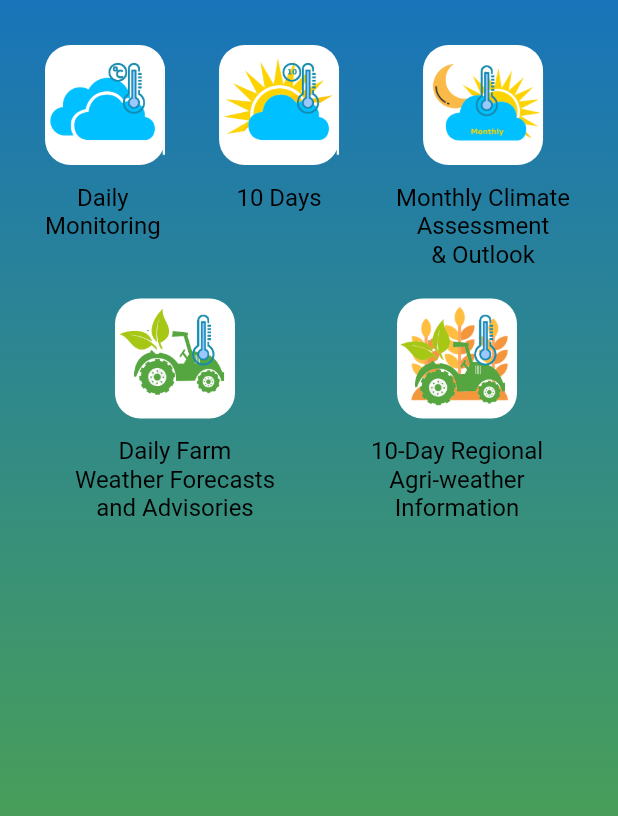
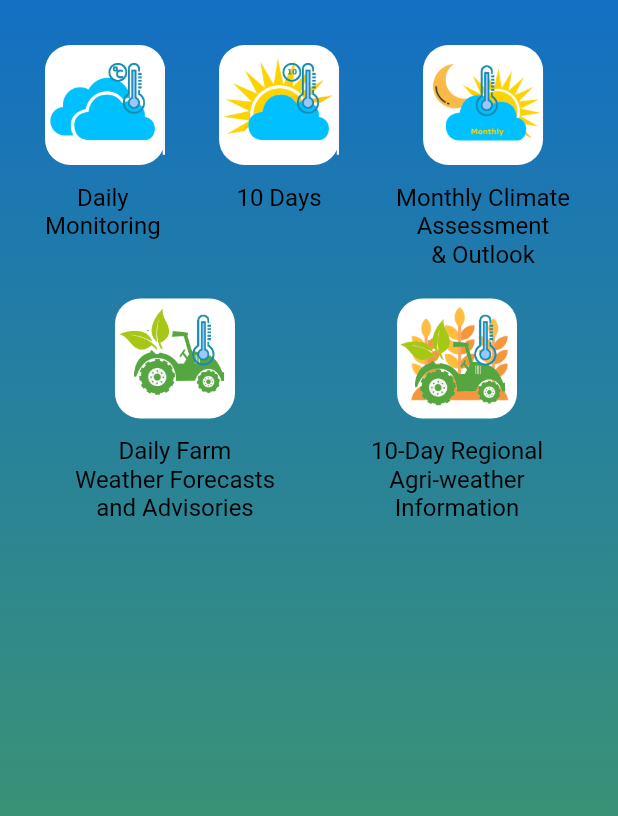
Before and after one commit to Tapuyo/payong, a Flutter app: the screen it shows after launch, on a phone screen of 412 x 824 dp, the part 420-1236 px from its top. Run offline on Flutter 3.47's test engine with Material 2 defaults, Android fonts, the phone set to English and light mode, and no system bars; drawn by our look-alikes of carousel_slider; our stand-ins replace awesome_bottom_bar, easy_localization, firebase_core, firebase_messaging, fl_chart, flutter_hooks and 9 more; missing offline and left inert: parallax_rain; accounts and stored records are empty; network calls fail.

```diff
--- a/lib/provider/daily10_provider.dart
+++ b/lib/provider/daily10_provider.dart
@@ -89,7 +89,7 @@
     notifyListeners();
   }
 
-  void setDailyDetails(DailyModel10 value) {
+  void setDailyDetails(DailyModel10? value) {
     daily = value;
     notifyListeners();
   }
--- a/lib/services/agri_service.dart
+++ b/lib/services/agri_service.dart
@@ -435,6 +435,8 @@
       BuildContext context, String page) async {
     final response = await http.get(Uri.parse(
         'http://18.139.91.35/payong/API/regioncoordinates.php?page=1'));
+    // final response = await http.get(Uri.parse(
+    //     'http://18.139.91.35/payong/API/regioncoordinates.php?page=1&RegionID=11'));
     var jsondata = json.decode(response.body);
 
     List<Daily10MapModel> newDailyList = [];
--- a/lib/services/daily10_service.dart
+++ b/lib/services/daily10_service.dart
@@ -51,7 +51,7 @@
     print(dailyDetailsID);
     final dailyProvider = context.read<Daily10Provider>();
     dailyProvider.setRefresh(true);
-    // date = '2023-03-16';
+    // date = '2023-05-12';
     // dailyDetailsID = '1';
     final response = await http.get(Uri.parse('$days10Details fdate=$date&location=$dailyDetailsID'));
     // http://18.139.91.35/payong/API/daily_details.php?fdate=2023-03-16&location=12
@@ -87,7 +87,7 @@
     // ignore: use_build_context_synchronously
     print(newDailyList);
     dailyProvider.setRefresh(false);
-    dailyProvider.setDailyDetails(newDailyList[0]);
+    dailyProvider.setDailyDetails(newDailyList.isNotEmpty ? newDailyList[0]:null);
     // }else{
     //   return ;
     // }
--- a/lib/ui/main_nav.dart
+++ b/lib/ui/main_nav.dart
@@ -131,8 +131,8 @@
     final prod = context.read<AgriProvider>();
     dailyProvider.setPolygonDaiyClear();
     Set<Polygon> polygons = {};
-    for (var i = 1; i < 10; i++) {
-      final result = await AgriServices.getRegionMap(context, i.toString());
+    // for (var i = 1; i < 10; i++) {
+      final result = await AgriServices.getRegionMap(context, '1');
 
       // try {
       setState(() {
@@ -189,7 +189,7 @@
       // } catch (e) {
       //   print('error $e');
       // }
-    }
+    // }
     context.read<InitProvider>().setIsLoading(false);
     setState(() {
       isRefresh = false;
--- a/lib/ui/mob_main.dart
+++ b/lib/ui/mob_main.dart
@@ -41,8 +41,10 @@
   @override
   void initState() {
     super.initState();
+    Future.delayed(Duration.zero, () {
+      getCurrentLocation();
+    });
 
-    getCurrentLocation();
     FirebaseMessaging.instance.requestPermission(
       alert: true,
       sound: true,
@@ -82,11 +84,7 @@
     );
 
     FirebaseMessaging.instance.subscribeToTopic("Payong");
-
-
   }
-
-
 
   getCurrentLocation() async {
     await SystemService.getAdsSystem(context);
@@ -108,9 +106,8 @@
 
       intProv.setLocationId(locID);
     }
-    // ignore: use_build_context_synchronously
+
     await SystemService.getInitWeatherBack(context);
-
   }
 
   Future<Position> _determinePosition() async {
@@ -260,7 +257,6 @@
     final size = MediaQuery.of(context).size;
     return SingleChildScrollView(
       child: Container(
-          height: MediaQuery.of(context).size.height,
           decoration: BoxDecoration(
             gradient: LinearGradient(
                 // ignore: prefer_const_literals_to_create_immutables
@@ -274,6 +270,8 @@
                 end: Alignment.bottomCenter,
                 tileMode: TileMode.clamp),
           ),
+          child: Padding(
+            padding: const EdgeInsets.fromLTRB(0, 0, 0, 200),
             child: Column(
               children: [
                 Container(
@@ -698,8 +696,7 @@
                               return GestureDetector(
                                 onTap: () async {
                                   if (i.linkDestinationType != 'EXTERNAL LINK') {
-                                  await openlaunchUrl(
-                                      i.linkDestination);
+                                    await openlaunchUrl(i.linkDestination);
                                   }
                                 },
                                 child: Container(
@@ -742,8 +739,7 @@
                                           SizedBox(
                                             width: 100,
                                             height: 100,
-                                          child: Image.network(
-                                              i.img),
+                                            child: Image.network(i.img),
                                           )
                                         ]),
                                   ),
@@ -757,6 +753,7 @@
                   ),
                 ),
               ],
+            ),
           )),
     );
   }
--- a/lib/ui/presentation/10days/10days.dart
+++ b/lib/ui/presentation/10days/10days.dart
@@ -71,7 +71,6 @@
         String dt = DateFormat('yyyy-MM-dd').format(dailyProvider.selectedDate);
         if (id.isEmpty) {
           await Daily10Services.getDailyDetails(context, locId!, dt);
-          // ignore: use_build_context_synchronously
           dailyDetails1.value = await Daily10Services.getDailyDetails(
               context,
               locId,
@@ -268,7 +267,6 @@
                 ),
                 Row(
                   mainAxisAlignment: MainAxisAlignment.spaceAround,
-                  // ignore: prefer_const_literals_to_create_immutables
                   children: [
                     Text(
                       'Humidity ${dailyDetails != null ? dailyDetails!.humidity : ''}',
```
Lines whose indentation alone changed are shown as unchanged.
